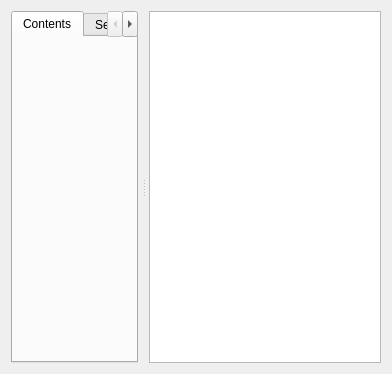
Above: src/candle/frmhelp.ui from Denvi/Candle before the change. Below: the same form after it.
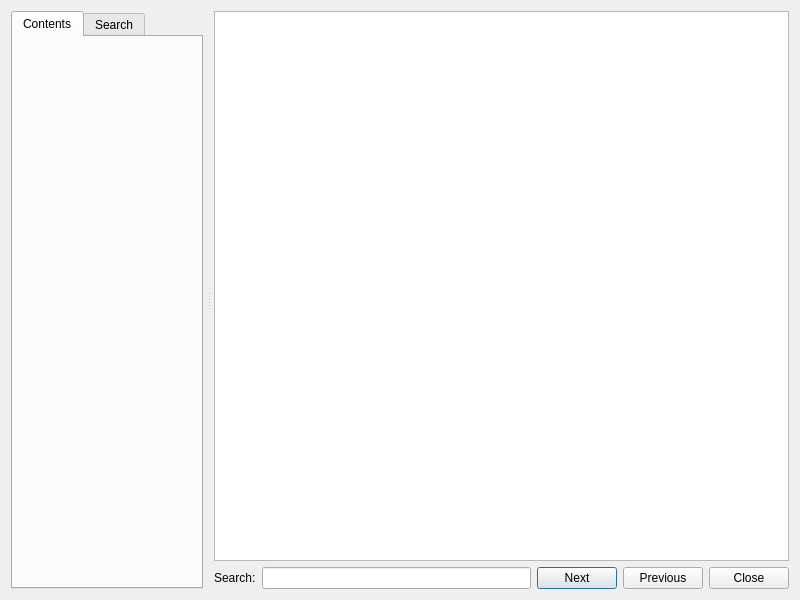
That is the form after the change. Custom widgets are drawn as their Qt base class.

Commit message: Added page search

Diff of the .ui file:
```diff
--- a/src/candle/frmhelp.ui
+++ b/src/candle/frmhelp.ui
@@ -6,8 +6,8 @@
    <rect>
     <x>0</x>
     <y>0</y>
-    <width>392</width>
-    <height>374</height>
+    <width>800</width>
+    <height>600</height>
    </rect>
   </property>
   <property name="windowTitle">
@@ -39,7 +39,62 @@
        <layout class="QVBoxLayout" name="verticalLayout_2"/>
       </widget>
      </widget>
-     <widget class="HelpBrowser" name="txtBrowser"/>
+     <widget class="QWidget" name="">
+      <layout class="QVBoxLayout" name="verticalLayout_3">
+       <item>
+        <widget class="HelpBrowser" name="txtBrowser"/>
+       </item>
+       <item>
+        <widget class="QWidget" name="wgtSearch" native="true">
+         <layout class="QHBoxLayout" name="horizontalLayout_3">
+          <property name="leftMargin">
+           <number>0</number>
+          </property>
+          <property name="topMargin">
+           <number>0</number>
+          </property>
+          <property name="rightMargin">
+           <number>0</number>
+          </property>
+          <property name="bottomMargin">
+           <number>0</number>
+          </property>
+          <item>
+           <widget class="QLabel" name="label">
+            <property name="text">
+             <string>Search:</string>
+            </property>
+           </widget>
+          </item>
+          <item>
+           <widget class="QLineEdit" name="txtSearch"/>
+          </item>
+          <item>
+           <widget class="QPushButton" name="cmdNext">
+            <property name="text">
+             <string>Next</string>
+            </property>
+           </widget>
+          </item>
+          <item>
+           <widget class="QPushButton" name="cmdPrevious">
+            <property name="text">
+             <string>Previous</string>
+            </property>
+           </widget>
+          </item>
+          <item>
+           <widget class="QPushButton" name="cmdClose">
+            <property name="text">
+             <string>Close</string>
+            </property>
+           </widget>
+          </item>
+         </layout>
+        </widget>
+       </item>
+      </layout>
+     </widget>
     </widget>
    </item>
   </layout>
```
The commit also changes 7 other files.
